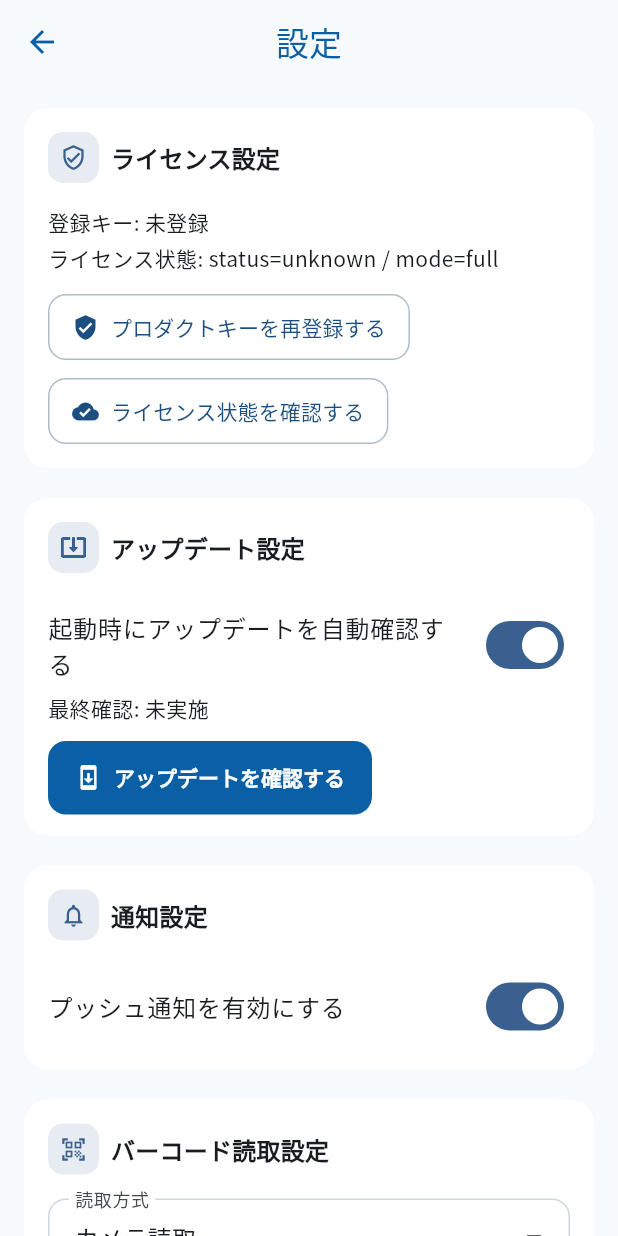
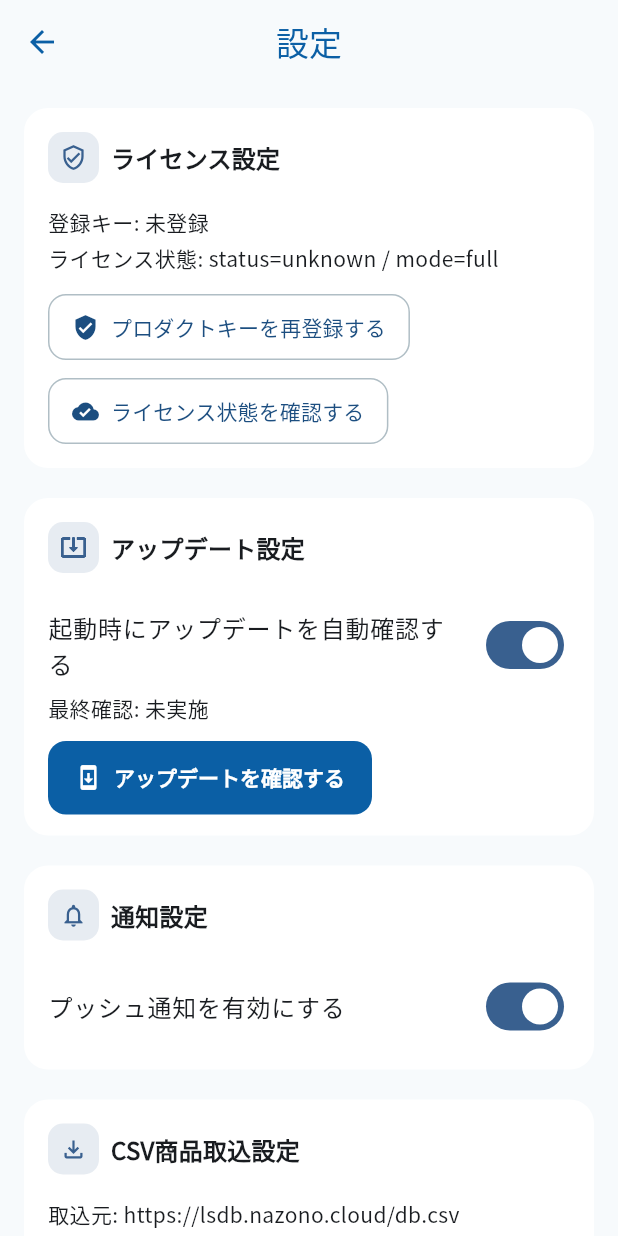
Before and after one commit to tako-kun1/LStocker-Client, a Flutter app: the SettingsScreen screen opened directly, on a phone screen of 412 x 824 dp. Run offline on Flutter 3.47's test engine with Material 3 defaults, Android fonts, the phone set to English and light mode, and no system bars; our stand-ins replace camera, connectivity_plus, dio, flutter_local_notifications, google_fonts, open_filex and 7 more; missing offline and left inert: mobile_scanner; accounts and stored records are empty.

Commit message:
feat: バーコード読取設定を廃止し、カメラ・端末スキャナを統合

```diff
--- a/lib/providers/settings_provider.dart
+++ b/lib/providers/settings_provider.dart
@@ -4,8 +4,7 @@ import '../services/api_client.dart';
 import '../services/notification_service.dart';
 
 class SettingsProvider with ChangeNotifier {
-  static const String barcodeScanMethodCamera = 'camera';
-  static const String barcodeScanMethodDeviceReader = 'device_reader';
+
   static const String backupTimingManual = 'Manual';
   static const String backupTimingOnStartup = 'On Startup';
   static const String backupTimingEveryHour = 'Every Hour';
@@ -15,7 +14,7 @@ class SettingsProvider with ChangeNotifier {
   String _backupServerUrl = '';
   bool _pushNotificationsEnabled = true;
   String _syncTiming = backupTimingManual;
-  String _barcodeScanMethod = barcodeScanMethodCamera;
+
   bool _autoCheckUpdateOnStartup = true;
   int? _userId;
   String? _username;
@@ -24,7 +23,7 @@ class SettingsProvider with ChangeNotifier {
   String get backupServerUrl => _backupServerUrl;
   bool get pushNotificationsEnabled => _pushNotificationsEnabled;
   String get syncTiming => _syncTiming;
-  String get barcodeScanMethod => _barcodeScanMethod;
+
   bool get autoCheckUpdateOnStartup => _autoCheckUpdateOnStartup;
   int? get userId => _userId;
   String? get username => _username;
@@ -39,9 +38,7 @@ class SettingsProvider with ChangeNotifier {
     _pushNotificationsEnabled =
         prefs.getBool('pushNotificationsEnabled') ?? true;
     _syncTiming = _normalizeBackupTiming(prefs.getString('syncTiming'));
-    _barcodeScanMethod = _normalizeBarcodeScanMethod(
-      prefs.getString('barcodeScanMethod'),
-    );
+
     _autoCheckUpdateOnStartup =
         prefs.getBool('autoCheckUpdateOnStartup') ?? true;
 
@@ -80,12 +77,7 @@ class SettingsProvider with ChangeNotifier {
     notifyListeners();
   }
 
-  Future<void> setBarcodeScanMethod(String method) async {
-    _barcodeScanMethod = _normalizeBarcodeScanMethod(method);
-    final prefs = await SharedPreferences.getInstance();
-    await prefs.setString('barcodeScanMethod', _barcodeScanMethod);
-    notifyListeners();
-  }
+
 
   Future<void> setAutoCheckUpdateOnStartup(bool enabled) async {
     _autoCheckUpdateOnStartup = enabled;
@@ -123,12 +115,7 @@ class SettingsProvider with ChangeNotifier {
     notifyListeners();
   }
 
-  String _normalizeBarcodeScanMethod(String? method) {
-    if (method == barcodeScanMethodDeviceReader) {
-      return barcodeScanMethodDeviceReader;
-    }
-    return barcodeScanMethodCamera;
-  }
+
 
   String _normalizeBackupTiming(String? timing) {
     switch (timing) {
--- a/lib/views/settings_screen.dart
+++ b/lib/views/settings_screen.dart
@@ -550,43 +550,7 @@ class _SettingsScreenState extends State<SettingsScreen> {
                   ),
                 ],
               ),
-              _buildSection(
-                context,
-                title: 'バーコード読取設定',
-                icon: Icons.qr_code_scanner,
-                children: [
-                  DropdownButtonFormField<String>(
-                    initialValue: settings.barcodeScanMethod,
-                    decoration: const InputDecoration(
-                      labelText: '読取方式',
-                      border: OutlineInputBorder(),
-                    ),
-                    items: const [
-                      DropdownMenuItem(
-                        value: SettingsProvider.barcodeScanMethodCamera,
-                        child: Text('カメラ読取'),
-                      ),
-                      DropdownMenuItem(
-                        value: SettingsProvider.barcodeScanMethodDeviceReader,
-                        child: Text('端末スキャナ読取 (Zebra EMDK)'),
-                      ),
-                    ],
-                    onChanged: (value) {
-                      if (value != null) {
-                        settings.setBarcodeScanMethod(value);
-                      }
-                    },
-                  ),
-                  const SizedBox(height: 8),
-                  Text(
-                    settings.barcodeScanMethod ==
-                            SettingsProvider.barcodeScanMethodDeviceReader
-                        ? 'Zebra端末のスキャナユニットを直接使用します。'
-                        : '端末カメラを使ってバーコードを読み取ります。',
-                    style: Theme.of(context).textTheme.bodySmall,
-                  ),
-                ],
-              ),
+
               _buildSection(
                 context,
                 title: 'CSV商品取込設定',
```
Also changed, not shown: lib/views/components/barcode_scanner.dart (+49 -129 lines), lib/views/inventory_registration_screen.dart (+4 -7 lines), lib/views/product_registration_screen.dart (+4 -7 lines).
